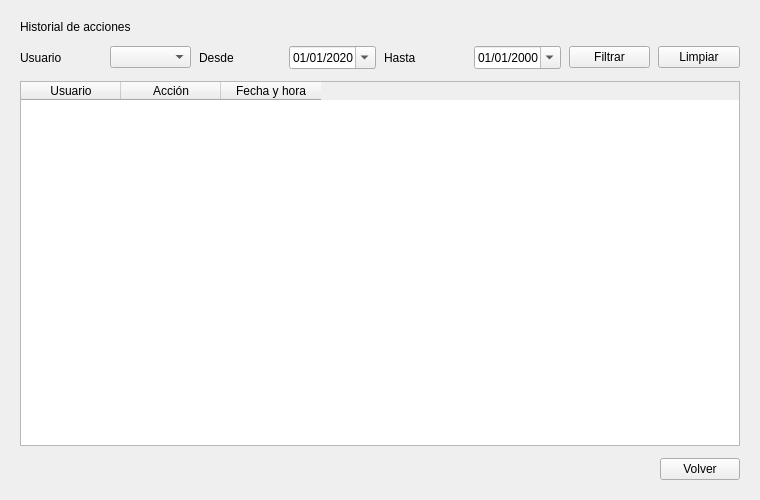
Old version of the form vista/historial/historial.ui in the repository segovia-gabriel/ProyectoFinal-PracticasII.
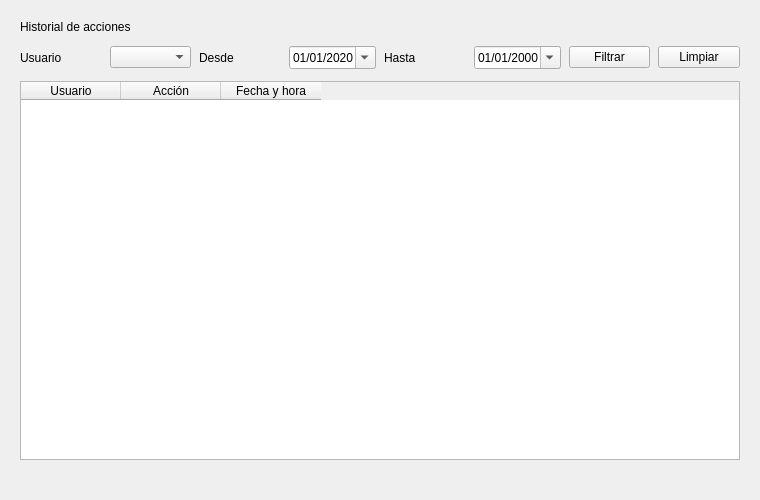
New version of the form.

```diff
--- a/vista/historial/historial.ui
+++ b/vista/historial/historial.ui
@@ -1,7 +1,7 @@
 <?xml version="1.0" encoding="UTF-8"?>
 <ui version="4.0">
  <class>VentanaHistorial</class>
- <widget class="QMainWindow" name="VentanaHistorial">
+ <widget class="QWidget" name="VentanaHistorial">
   <property name="geometry">
    <rect>
     <x>0</x>
@@ -13,7 +13,6 @@
   <property name="windowTitle">
    <string>Historial de acciones</string>
   </property>
-  <widget class="QWidget" name="widget_central">
    <layout class="QVBoxLayout" name="layout_principal">
     <property name="spacing">
      <number>12</number>
@@ -152,17 +151,9 @@
         </property>
        </spacer>
       </item>
-      <item>
-       <widget class="QPushButton" name="pushButton_volver">
-        <property name="text">
-         <string>Volver</string>
-        </property>
-       </widget>
-      </item>
      </layout>
     </item>
    </layout>
-  </widget>
  </widget>
  <resources/>
  <connections/>
```
